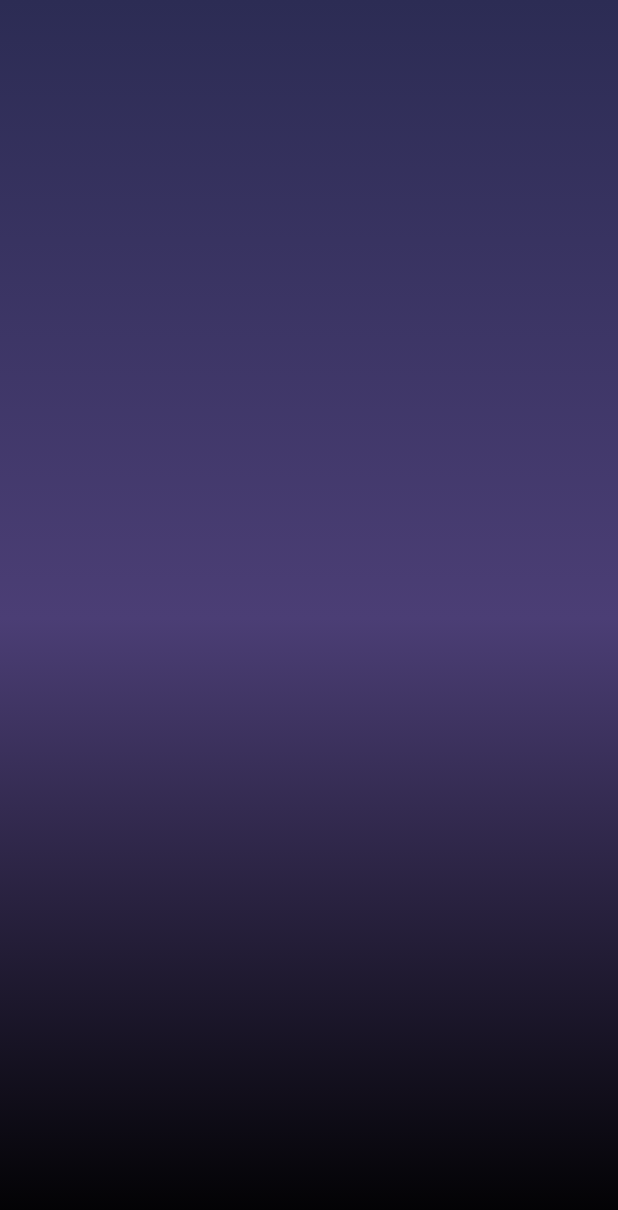
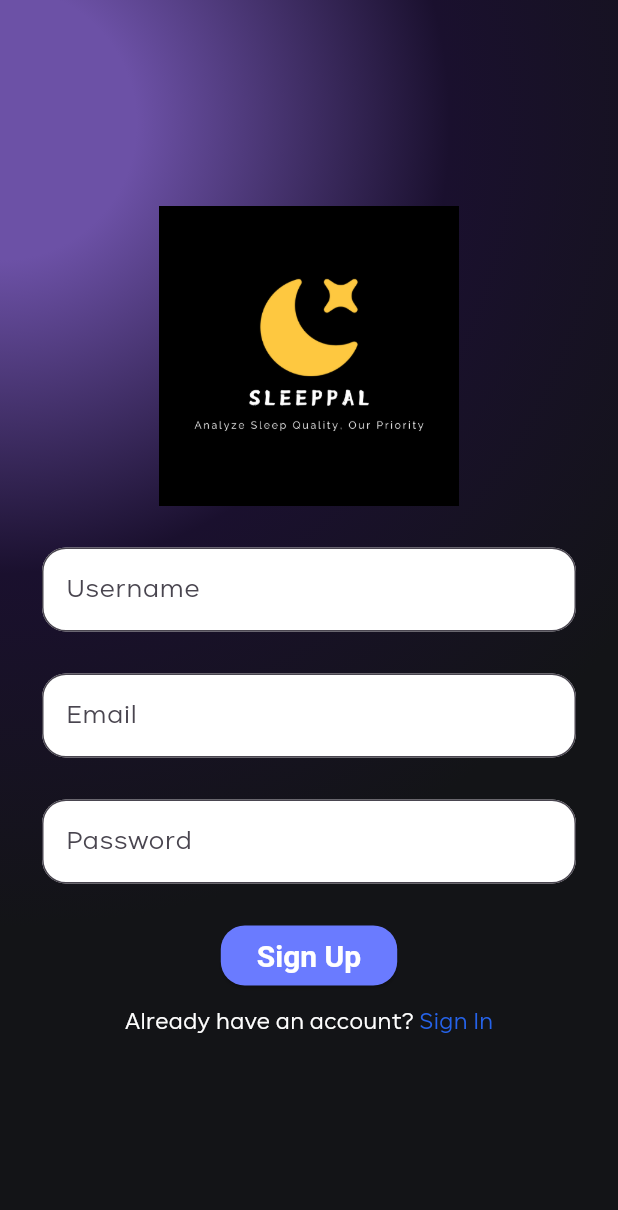
Before and after one commit to punipyuni/SleepPal, a Flutter app: the screen it shows after launch, on a phone screen of 412 x 824 dp. Shown: the top 1210 px of the screen. Run offline on Flutter 3.47's test engine with Material 3 defaults, Android fonts, the phone set to English and light mode, and no system bars; drawn by our look-alikes of velocity_x; our stand-ins replace jwt_decoder, permission_handler, shared_preferences; missing offline and left inert: carp_serializable, health.

Commit message:
Adding SignUp Function and Data to the MongoDB

```diff
--- a/lib/auth/signup.auth.dart
+++ b/lib/auth/signup.auth.dart
@@ -4,6 +4,9 @@ import 'dart:math';
 import 'package:flutter/material.dart';
 import 'package:http/http.dart' as http;
 
+import 'package:velocity_x/velocity_x.dart';
+
+import 'package:sleeppal_update/config.dart';
 import 'package:sleeppal_update/auth/login.auth.dart';
 
 import '../utils/app_color.utils.dart';
@@ -16,20 +19,23 @@ class SignUpPage extends StatefulWidget {
 }
 
 class _SignUpPageState extends State<SignUpPage> {
+  TextEditingController usernameController = TextEditingController();
   TextEditingController emailController = TextEditingController();
   TextEditingController passwordController = TextEditingController();
   bool _isNotValidate = false;
 
   void registerUser() async {
-    if (emailController.text.isNotEmpty && passwordController.text.isNotEmpty) {
-      // Call the API to register the user
+    if (usernameController.text.isNotEmpty &&
+        emailController.text.isNotEmpty &&
+        passwordController.text.isNotEmpty) {
       var regBody = {
+        "username": usernameController.text,
         "email": emailController.text,
         "password": passwordController.text
       };
 
       // TODO: Create config.dart and add the signup URL
-      var response = await http.post(Uri.parse('http://localhost:3000/signup'),
+      var response = await http.post(Uri.parse(signUpUrl),
           headers: {"Content-Type": "application/json"},
           body: jsonEncode(regBody));
 
@@ -64,7 +70,104 @@ class _SignUpPageState extends State<SignUpPage> {
         child: Center(
           child: SingleChildScrollView(
             child: Column(
-              children: [],
+              mainAxisAlignment: MainAxisAlignment.center,
+              children: <Widget>[
+                /// Logo
+                /// TODO: Transparent Background for Logo
+                Image.asset(
+                  'assets/images/SleepPal.png',
+                  width: 200,
+                  height: 200,
+                ).p4(),
+                /*Image.asset(
+                  'assets/images/sleeppal.svg',
+                  width: 200,
+                  height: 200,
+                ).p4(),*/
+                const SizedBox(height: 20),
+                /// Username Textfield
+                TextField(
+                  controller: usernameController,
+                  keyboardType: TextInputType.text,
+                  decoration: const InputDecoration(
+                    filled: true,
+                    fillColor: Colors.white,
+                    hintText: 'Username',
+                    border: OutlineInputBorder(
+                      borderRadius: BorderRadius.all(Radius.circular(16.0)),
+                    ),
+                  ),
+                ).p4().px24(),
+                const SizedBox(height: 20),
+                /// Email Textfield
+                /// TODO: Add an email validation (Maybe)
+                TextField(
+                  controller: emailController,
+                  keyboardType: TextInputType.emailAddress,
+                  decoration: InputDecoration(
+                    filled: true,
+                    fillColor: Colors.white,
+                    errorStyle: const TextStyle(color: Colors.white),
+                    errorText:
+                        _isNotValidate ? 'Please enter a valid email' : null,
+                    hintText: 'Email',
+                    border: const OutlineInputBorder(
+                      borderRadius: BorderRadius.all(Radius.circular(16.0)),
+                    ),
+                  ),
+                ).p4().px24(),
+                const SizedBox(height: 20),
+                /// Password Textfield
+                /// TODO: Add a password validation (Maybe)
+                /// TODO: Add a re-enter password field (Maybe)
+                /// TODO: Add a password visibility toggle functionality (Maybe)
+                TextField(
+                  controller: passwordController,
+                  keyboardType: TextInputType.text,
+                  obscureText: true,
+                  decoration: InputDecoration(
+                    filled: true,
+                    fillColor: Colors.white,
+                    errorStyle: const TextStyle(color: Colors.white),
+                    errorText:
+                        _isNotValidate ? 'Please enter a valid password' : null,
+                    hintText: 'Password',
+                    border: const OutlineInputBorder(
+                      borderRadius: BorderRadius.all(Radius.circular(16.0)),
+                    ),
+                  ),
+                ).p4().px24(),
+                const SizedBox(height: 20),
+                /// Sign Up
+                /// TODO: Make Button to TextField Size
+                ElevatedButton(
+                  onPressed: () => {
+                    registerUser(),
+                  },
+                  style: ElevatedButton.styleFrom(
+                    backgroundColor: AppColor.primaryButtonColor,
+                    shape: RoundedRectangleBorder(
+                      borderRadius: BorderRadius.circular(16),
+                    ),
+                  ),
+                  child: const Text('Sign Up', style: TextStyle(color: Colors.white)),
+                ),
+                const SizedBox(height: 10),
+                /// Sign In Link
+                GestureDetector(
+                  onTap: () {
+                    print("Sign In");
+                    Navigator.push(
+                        context,
+                        MaterialPageRoute(
+                            builder: (context) => const LoginPage()));
+                  },
+                  child: HStack([
+                    "Already have an account? ".text.white.make(),
+                    "Sign In".text.blue600.make(),
+                  ]).centered(),
+                ),
+              ],
             ),
           ),
         ),
@@ -72,10 +175,7 @@ class _SignUpPageState extends State<SignUpPage> {
     );
   }
 
-//  @override
-//   Widget build(BuildContext context) {
-//     return Container(
-//       decoration: const BoxDecoration(
+//       BoxDecoration(
 //         gradient: LinearGradient(
 //           begin: Alignment.topLeft,
 //           end: Alignment(0.8, 1),
@@ -84,41 +184,4 @@ class _SignUpPageState extends State<SignUpPage> {
 //             Color.fromARGB(255, 9, 1, 20),
 //           ]
 //         ),
-//       ),
-//       child: Scaffold(
-//         backgroundColor: Colors.transparent,
-//         body: SafeArea(
-//           child: Center(
-//             child: Column(
-//               children: [
-//                 // Logo
-//                 const Icon(
-//                   Icons.account_circle,
-//                   size: 175,
-//                   color: Colors.white,
-//                 ),
-//                 const SizedBox(height: 50),
-//                 // Username Textfield
-//                 MyTextField(
-//                   controller: usernameController,
-//                   hintText: 'Username',
-//                   obscureText: false,
-//                 ),
-//                 const SizedBox(height: 20),
-//                 // Password Textfield
-//                 //MyTextField(),
-//                 const SizedBox(height: 20),
-//                 // Login Button
-//                 MyButton(
-//                   onPressed: () {},
-//                   text: 'Sign up',
-//                 ),
-//                 const SizedBox(height: 10),
-//                 // Forgot Password Button
-//               ],
-//             ),
-//           ),
-//         ),
-//       ),
-//     );
 }
--- /dev/null
+++ b/lib/config.dart
@@ -0,0 +1,2 @@
+final url = "http://192.168.1.112:3000"; /// Change localhost to your IP address
+final signUpUrl = url + "/signup";
--- a/lib/main.dart
+++ b/lib/main.dart
@@ -17,7 +17,7 @@ void main() async {
 
 class SleepPal extends StatefulWidget {
   final token;
-  const SleepPal({@required this.token, Key? key}) : super(key: key);
+  const SleepPal({@required this.token, super.key});
   //const SleepPal({super.key});
 
   @override
--- a/lib/utils/app_color.utils.dart
+++ b/lib/utils/app_color.utils.dart
@@ -4,14 +4,15 @@ class AppColor {
   static const primaryButtonColor = Color(0xFF6A7BFF);
   static const alertButtonColor = Color(0xFFF43737);
 
-  static const primaryBackgroundColor = LinearGradient(
-    begin: Alignment.topCenter,
-    end: Alignment.bottomCenter,
+  static const primaryBackgroundColor = RadialGradient(
+    center: Alignment(-1.0, -0.8),
+    radius: 1.3,
     colors: [
-      Color(0xFF2C2C54), // Dark purple color
-      Color(0xFF4B3E75), // Lighter purple at the top
-      Color(0xFF000000), // Black at the bottom
+      Color(0xFF6C51A6),
+      Color(0xFF1A102E),
+      Color(0xFF131417),
     ],
+    stops: [0.17, 0.56, 1.0],
   );
   static const subBackgroundColor = Color(0xFF24262E);
 
--- a/lib/views/splash.view.dart
+++ b/lib/views/splash.view.dart
@@ -20,7 +20,7 @@ class _SplashPageState extends State<SplashPage> {
   Widget build(BuildContext context) {
     return Scaffold(
       body: Center(
-        child: Image.asset('assets/images/sleep_pal_logo.png'),
+        child: Image.asset('assets/images/SleepPal.png'),
       ),
     );
   }
--- a/pubspec.yaml
+++ b/pubspec.yaml
@@ -41,6 +41,7 @@ dependencies:
   shared_preferences: ^2.3.2
   jwt_decoder: ^2.0.1
   http: ^1.2.2
+  velocity_x: ^4.2.1
 
 dev_dependencies:
   flutter_test:
```
Also changed, not shown: assets/images/sleeppal.svg (renamed from assets/images/sleeppal-high-resolution-logo-transparent.svg), pubspec.lock, 3 other files.
